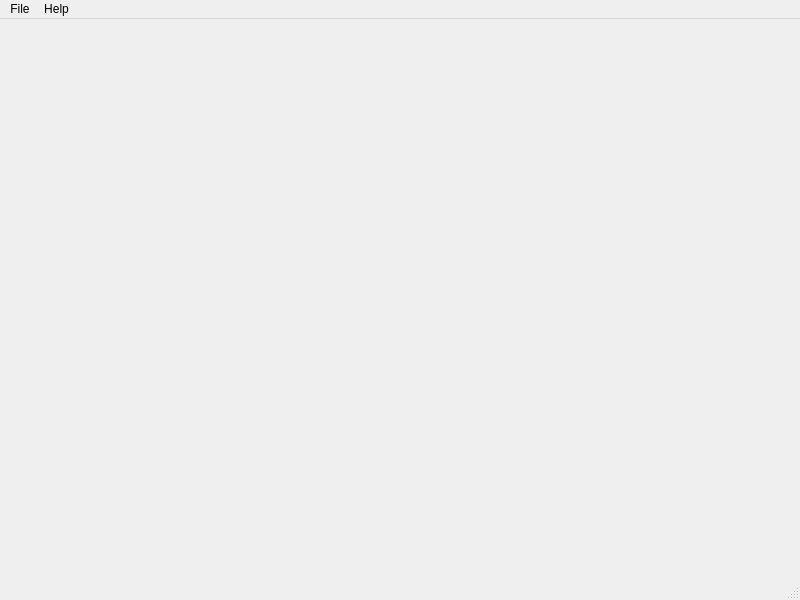
Old version of the form app/ui/mainwindow.ui in the repository vitorpy/qwsqviewer.
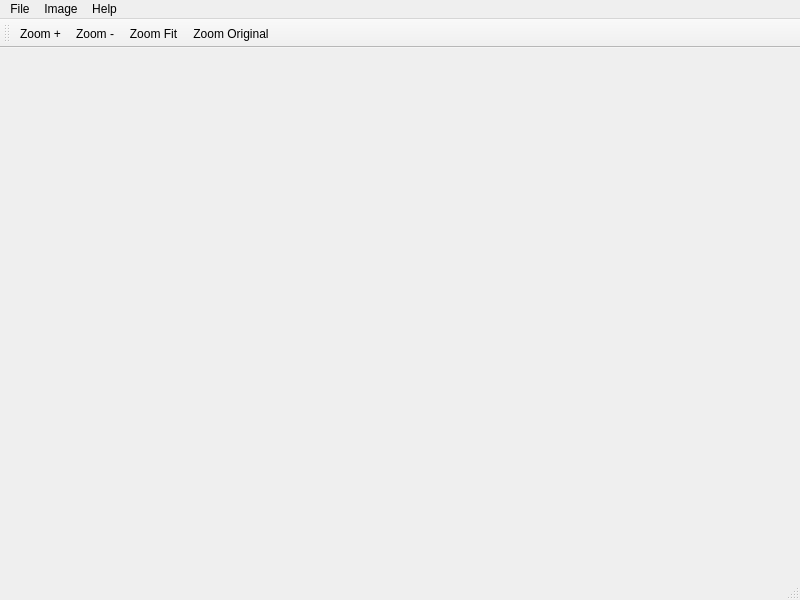
New version of the form.

Commit message: Basic zoom

Patch:
```diff
--- a/app/ui/mainwindow.ui
+++ b/app/ui/mainwindow.ui
@@ -37,10 +37,36 @@
     </property>
     <addaction name="actionAbout"/>
    </widget>
+   <widget class="QMenu" name="menuImage">
+    <property name="title">
+     <string>Image</string>
+    </property>
+    <addaction name="actionZoomPlus"/>
+    <addaction name="actionZoomMinus"/>
+    <addaction name="separator"/>
+    <addaction name="actionZoomFit"/>
+    <addaction name="actionZoomOriginal"/>
+   </widget>
    <addaction name="menuFile"/>
+   <addaction name="menuImage"/>
    <addaction name="menuAbout"/>
   </widget>
   <widget class="QStatusBar" name="statusbar"/>
+  <widget class="QToolBar" name="toolBar">
+   <property name="windowTitle">
+    <string>toolBar</string>
+   </property>
+   <attribute name="toolBarArea">
+    <enum>TopToolBarArea</enum>
+   </attribute>
+   <attribute name="toolBarBreak">
+    <bool>false</bool>
+   </attribute>
+   <addaction name="actionZoomPlus"/>
+   <addaction name="actionZoomMinus"/>
+   <addaction name="actionZoomFit"/>
+   <addaction name="actionZoomOriginal"/>
+  </widget>
   <action name="actionOpen">
    <property name="text">
     <string>Open...</string>
@@ -56,6 +82,26 @@
     <string>About...</string>
    </property>
   </action>
+  <action name="actionZoomPlus">
+   <property name="text">
+    <string>Zoom +</string>
+   </property>
+  </action>
+  <action name="actionZoomMinus">
+   <property name="text">
+    <string>Zoom -</string>
+   </property>
+  </action>
+  <action name="actionZoomFit">
+   <property name="text">
+    <string>Zoom Fit</string>
+   </property>
+  </action>
+  <action name="actionZoomOriginal">
+   <property name="text">
+    <string>Zoom Original</string>
+   </property>
+  </action>
  </widget>
  <resources/>
  <connections/>
```
The commit also changes 4 other files.
